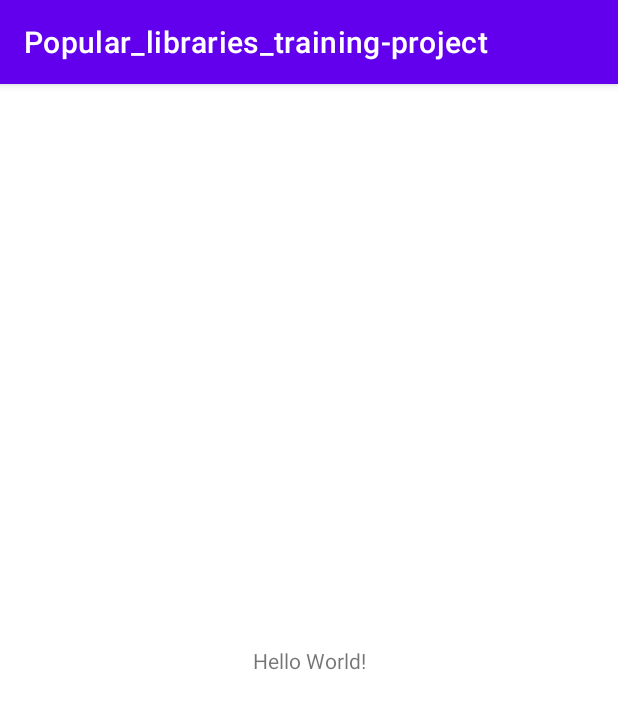
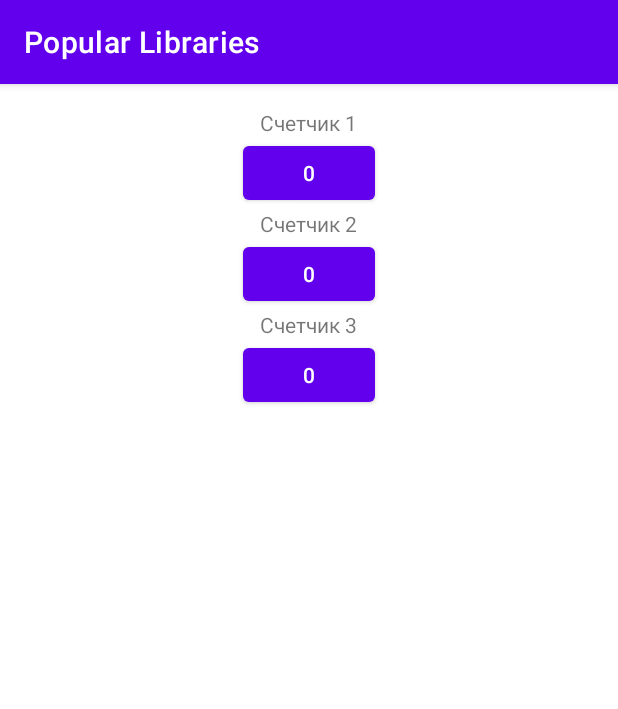
Before and after one commit to buthed/Popular_libraries_training-project, an Android app: the screen it shows after launch (MainActivity), on a phone screen of 412 x 824 dp. Shown: the top 709 px of the screen. Run offline under Robolectric (Android 15) with nearby library versions, the phone set to English and light mode, and no system bars.

Commit message:
First commit

```diff
--- a/app/src/main/res/layout/activity_main.xml
+++ b/app/src/main/res/layout/activity_main.xml
@@ -1,18 +1,51 @@
 <?xml version="1.0" encoding="utf-8"?>
-<androidx.constraintlayout.widget.ConstraintLayout xmlns:android="http://schemas.android.com/apk/res/android"
+<LinearLayout xmlns:android="http://schemas.android.com/apk/res/android"
     xmlns:app="http://schemas.android.com/apk/res-auto"
-    xmlns:tools="http://schemas.android.com/tools"
     android:layout_width="match_parent"
     android:layout_height="match_parent"
-    tools:context=".MainActivity">
+    android:orientation="vertical"
+    android:gravity="center_horizontal"
+    android:padding="16dp">
 
     <TextView
+        android:id="@+id/tv_1"
         android:layout_width="wrap_content"
         android:layout_height="wrap_content"
-        android:text="Hello World!"
-        app:layout_constraintBottom_toBottomOf="parent"
-        app:layout_constraintLeft_toLeftOf="parent"
-        app:layout_constraintRight_toRightOf="parent"
-        app:layout_constraintTop_toTopOf="parent" />
+        android:text="@string/counter_one"/>
 
-</androidx.constraintlayout.widget.ConstraintLayout>
+    <Button
+        android:id="@+id/btn_counter1"
+        android:layout_width="wrap_content"
+        android:layout_height="wrap_content"
+        app:layout_constraintTop_toBottomOf="@id/tv_1"
+        android:text="0" />
+
+    <TextView
+        android:id="@+id/tv_2"
+        android:layout_width="wrap_content"
+        android:layout_height="wrap_content"
+        app:layout_constraintTop_toBottomOf="@id/btn_counter1"
+        android:text="@string/counter_two" />
+
+    <Button
+        android:id="@+id/btn_counter2"
+        android:layout_width="wrap_content"
+        android:layout_height="wrap_content"
+        app:layout_constraintTop_toBottomOf="@id/tv_2"
+        android:text="0" />
+
+    <TextView
+        android:id="@+id/tv_3"
+        android:layout_width="wrap_content"
+        android:layout_height="wrap_content"
+        app:layout_constraintTop_toBottomOf="@id/btn_counter2"
+        android:text="@string/counter_three" />
+
+    <Button
+        android:id="@+id/btn_counter3"
+        android:layout_width="wrap_content"
+        android:layout_height="wrap_content"
+        app:layout_constraintTop_toBottomOf="@id/tv_3"
+        android:text="0" />
+
+</LinearLayout>
--- a/app/src/main/res/values/strings.xml
+++ b/app/src/main/res/values/strings.xml
@@ -1,3 +1,6 @@
 <resources>
-    <string name="app_name">Popular_libraries_training-project</string>
+    <string name="app_name">Popular Libraries</string>
+    <string name="counter_one">Счетчик 1</string>
+    <string name="counter_two">Счетчик 2</string>
+    <string name="counter_three">Счетчик 3</string>
 </resources>
```
